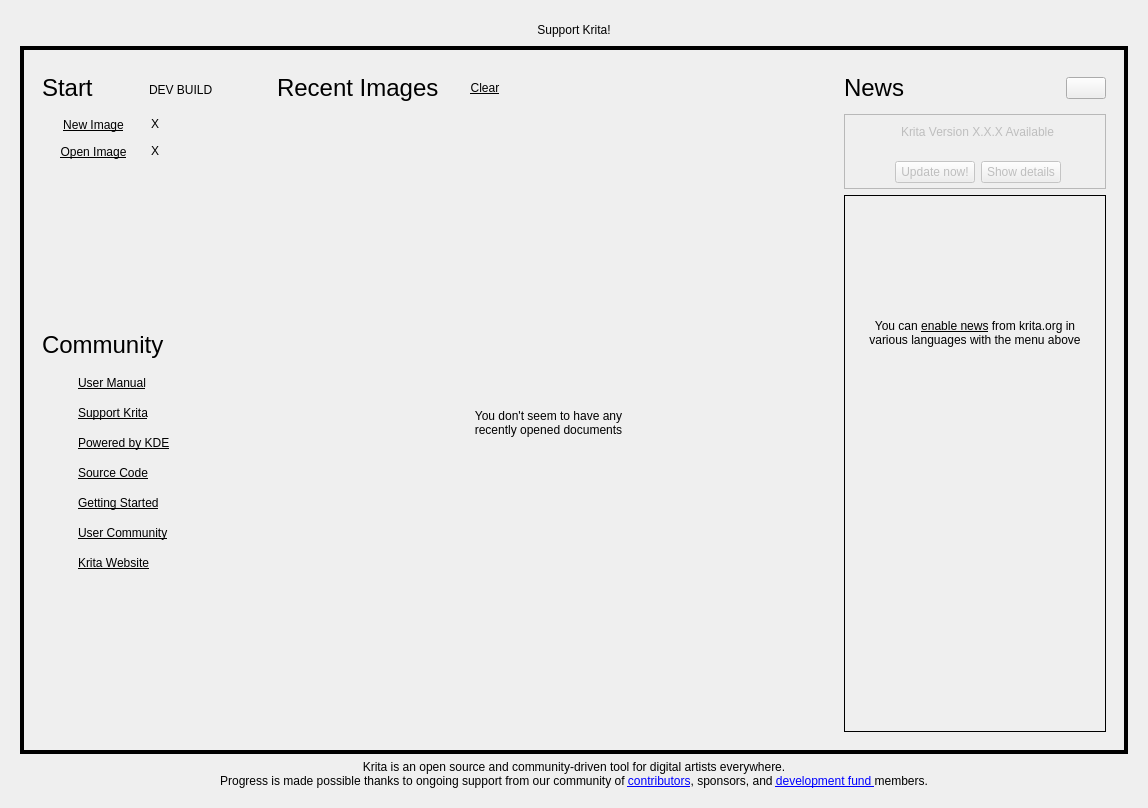
Qt form libs/ui/forms/KisWelcomePage.ui (KDE/krita) before a commit.
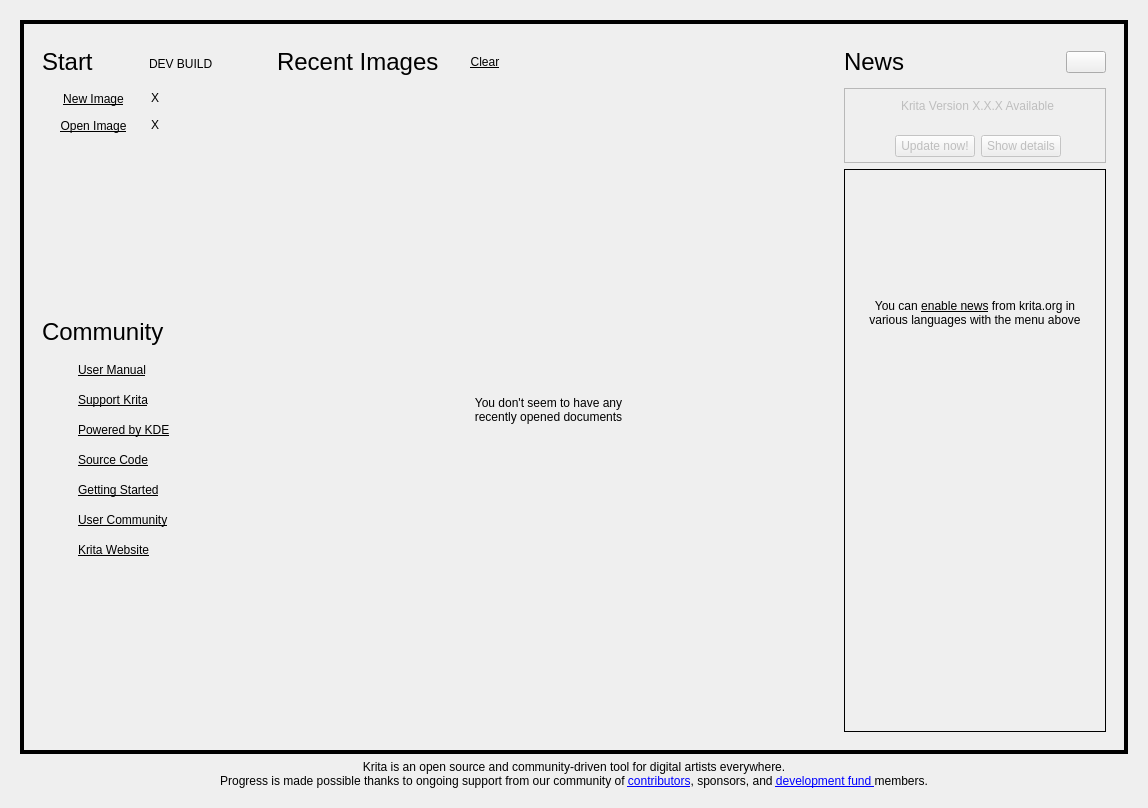
The same form after that commit. Custom widgets are drawn as their Qt base class.

Commit message:
Remove the fund.krita.org banner
It didn't work, we didn't get a lot of new subscriptions. (About five,
for hundreds of thousands of downloads...)

Diff of the .ui file:
```diff
--- a/libs/ui/forms/KisWelcomePage.ui
+++ b/libs/ui/forms/KisWelcomePage.ui
@@ -36,55 +36,6 @@
    <property name="bottomMargin">
     <number>20</number>
    </property>
-   <item>
-    <layout class="QHBoxLayout" name="horizontalLayout_9">
-     <item>
-      <spacer name="horizontalSpacer">
-       <property name="orientation">
-        <enum>Qt::Horizontal</enum>
-       </property>
-       <property name="sizeHint" stdset="0">
-        <size>
-         <width>40</width>
-         <height>20</height>
-        </size>
-       </property>
-      </spacer>
-     </item>
-     <item>
-      <widget class="KisClickableLabel" name="lblBanner">
-       <property name="sizePolicy">
-        <sizepolicy hsizetype="Expanding" vsizetype="Preferred">
-         <horstretch>1</horstretch>
-         <verstretch>0</verstretch>
-        </sizepolicy>
-       </property>
-       <property name="cursor">
-        <cursorShape>PointingHandCursor</cursorShape>
-       </property>
-       <property name="text">
-        <string>Support Krita!</string>
-       </property>
-       <property name="alignment">
-        <set>Qt::AlignCenter</set>
-       </property>
-      </widget>
-     </item>
-     <item>
-      <spacer name="horizontalSpacer_2">
-       <property name="orientation">
-        <enum>Qt::Horizontal</enum>
-       </property>
-       <property name="sizeHint" stdset="0">
-        <size>
-         <width>40</width>
-         <height>20</height>
-        </size>
-       </property>
-      </spacer>
-     </item>
-    </layout>
-   </item>
    <item>
     <widget class="QFrame" name="dropFrameBorder">
      <property name="sizePolicy">
```
The commit also changes 6 other files.
